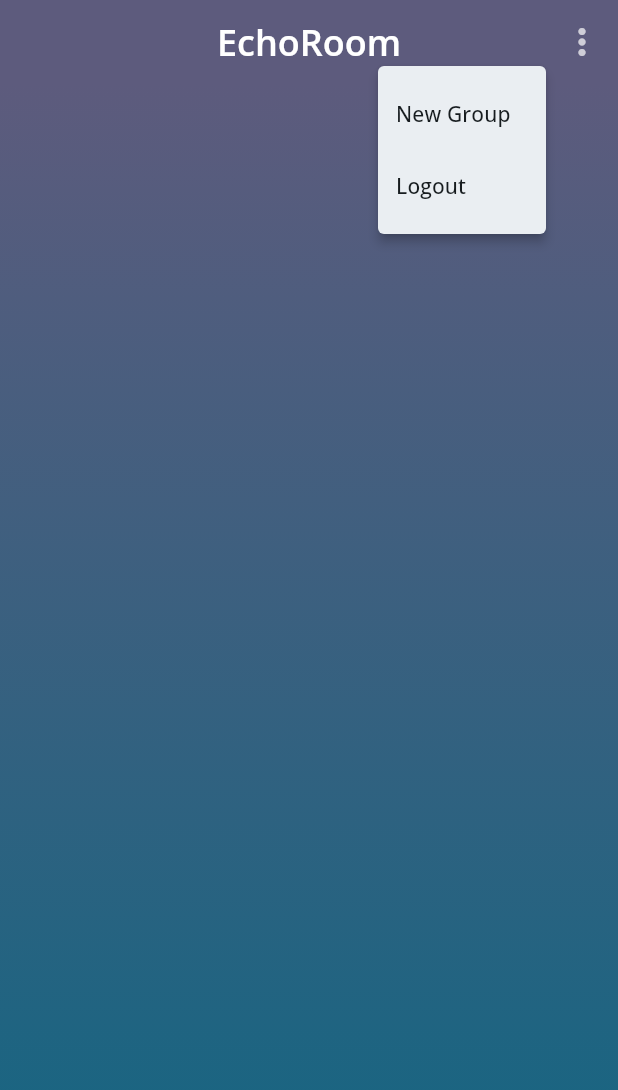
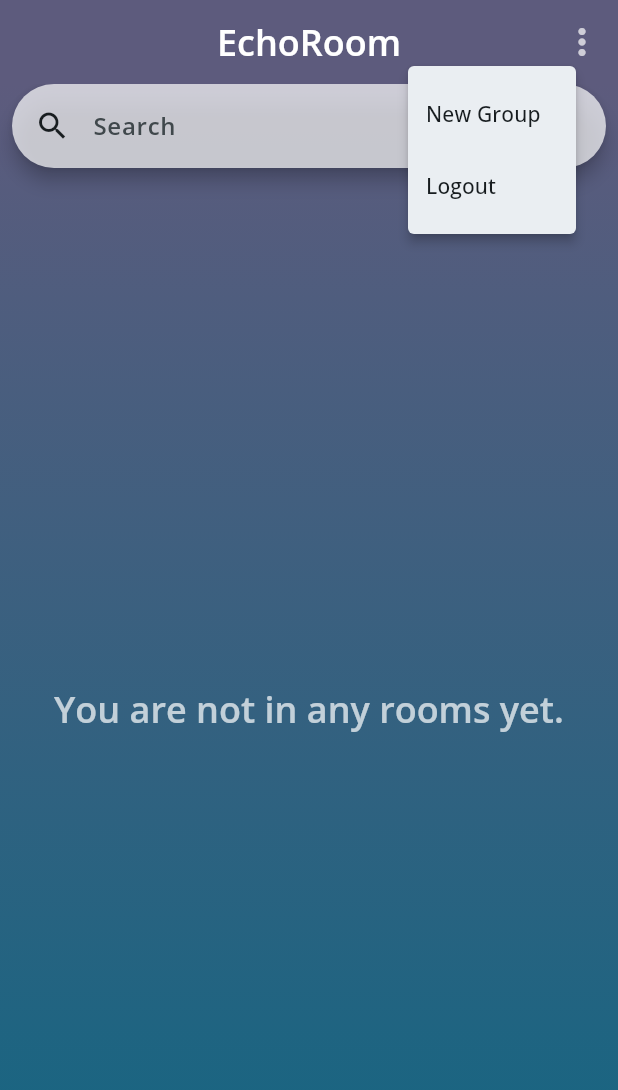
Before and after one commit to priyanshjain117/EchoRoom, a Flutter app: the screen it shows once a user with an empty profile is signed in, after a tap on the "more vert" icon, on a phone screen of 412 x 824 dp. Shown: the top 1090 px of the screen. Run offline on Flutter 3.47's test engine with Material 3 defaults, Android fonts, the phone set to English and light mode, and no system bars; our stand-ins replace cloud_firestore, firebase_auth, firebase_core, google_fonts, image_picker; accounts and stored records are empty.

Commit message:
adding search and other func

```diff
--- a/chat_app/lib/screens/chat_screen.dart
+++ b/chat_app/lib/screens/chat_screen.dart
@@ -1,4 +1,5 @@
 import 'package:chat_app/widgets/app_bar_menu.dart';
+import 'package:chat_app/widgets/custom_search_bar.dart';
 import 'package:flutter/material.dart';
 
 class ChatScreen extends StatefulWidget {
@@ -11,10 +12,17 @@ class ChatScreen extends StatefulWidget {
 class _ChatScreenState extends State<ChatScreen> {
   @override
   Widget build(BuildContext context) {
-    return Scaffold(
+    return GestureDetector(
+      onDoubleTap: (){
+         FocusScope.of(context).unfocus();
+      },
+      child: Scaffold(
         appBar: AppBar(
           backgroundColor: Theme.of(context).colorScheme.tertiary,
           centerTitle: true,
+          elevation: 0,
+          surfaceTintColor: Colors.transparent,
+
           title: Text(
             "EchoRoom",
             style: Theme.of(context).textTheme.headlineSmall!.copyWith(
@@ -41,10 +49,16 @@ class _ChatScreenState extends State<ChatScreen> {
           ),
           child: SizedBox(
             width: double.maxFinite,
-            child: Column(
-              children: [],
+            child: SizedBox(
+              width: double.maxFinite,
+              child: Padding(
+                padding: const EdgeInsets.symmetric(horizontal: 8.0),
+                child: CustomSearchBar(),
               ),
-          )),
+            ),
+          ),
+        ),
+      ),
     );
   }
 }
--- a/chat_app/lib/widgets/app_bar_menu.dart
+++ b/chat_app/lib/widgets/app_bar_menu.dart
@@ -18,7 +18,7 @@ class AppBarMenu extends StatelessWidget {
         final RelativeRect position = RelativeRect.fromLTRB(
           offset.dx,
           offset.dy + 40, // Shift down from the icon
-          overlay.size.width - offset.dx,
+          overlay.size.width-offset.dx-20,
           0,
         );
 
--- /dev/null
+++ b/chat_app/lib/widgets/custom_search_bar.dart
@@ -0,0 +1,158 @@
+import 'package:cloud_firestore/cloud_firestore.dart';
+import 'package:firebase_auth/firebase_auth.dart';
+import 'package:flutter/material.dart';
+
+class CustomSearchBar extends StatefulWidget {
+  const CustomSearchBar({super.key});
+
+  @override
+  State<CustomSearchBar> createState() => _CustomSearchBarState();
+}
+
+class _CustomSearchBarState extends State<CustomSearchBar> {
+  final TextEditingController _searchInput = TextEditingController();
+  final _focusNode = FocusNode();
+
+  List<Map<String, dynamic>> myRooms = [];
+  List<Map<String, dynamic>> suggestedRooms = [];
+
+  String currentUserId = FirebaseAuth.instance.currentUser!.uid;
+
+  bool _isFocused = false;
+
+  Future<void> fetchUserRooms() async {
+    final snapshot = await FirebaseFirestore.instance
+        .collection('rooms')
+        .where('members', arrayContains: currentUserId)
+        .get();
+
+    final userRooms =
+        snapshot.docs.map((doc) => {'id': doc.id, ...doc.data()}).toList();
+
+    setState(() {
+      myRooms = userRooms;
+    });
+  }
+
+  void _updateSuggestion(String search) {
+    if (search.trim().isEmpty) {
+      setState(() => suggestedRooms = []);
+      return;
+    }
+
+    setState(() {
+      suggestedRooms = myRooms
+          .where((room) => room['name']
+              .toString()
+              .toLowerCase()
+              .contains(search.toLowerCase()))
+          .toList();
+    });
+  }
+
+  @override
+  void initState() {
+    super.initState();
+    fetchUserRooms();
+    _searchInput.addListener(() {
+      _updateSuggestion(_searchInput.text);
+    });
+    _focusNode.addListener(() {
+      setState(() {
+        _isFocused = _focusNode.hasFocus;
+      });
+    });
+  }
+
+  @override
+  void dispose() {
+    _searchInput.dispose();
+    _focusNode.dispose();
+    super.dispose();
+  }
+
+  bool get _showSuggestions => _searchInput.text.trim().isNotEmpty;
+
+  @override
+  Widget build(BuildContext context) {
+    return Column(
+      children: [
+        SearchBar(
+          controller: _searchInput,
+          focusNode: _focusNode,
+          elevation: WidgetStatePropertyAll(5),
+          leading: const Icon(Icons.search),
+          backgroundColor: const WidgetStatePropertyAll(Colors.white70),
+          hintText: 'Search',
+          textStyle: const WidgetStatePropertyAll(
+            TextStyle(fontWeight: FontWeight.w600),
+          ),
+          padding: const WidgetStatePropertyAll(
+            EdgeInsets.symmetric(horizontal: 15),
+          ),
+          onChanged: (query) {},
+        ),
+        if (_showSuggestions && _isFocused)
+          Material(
+            elevation: 6,
+            borderRadius: BorderRadius.circular(12),
+            child: suggestedRooms.isEmpty
+                ? Padding(
+                    padding: EdgeInsets.all(12),
+                    child: Text(
+                      'No matching rooms found.',
+                      textAlign: TextAlign.center,
+                    ),
+                  )
+                : ListView.builder(
+                    shrinkWrap: true,
+                    itemCount: suggestedRooms.length,
+                    itemBuilder: (context, index) {
+                      final room = suggestedRooms[index];
+                      return ListTile(
+                        title: Text(room['name']),
+                        onTap: () {
+                            print('recommended room: ${room['name']}');
+                          _searchInput.text = '';
+                          _focusNode.unfocus();
+                        },
+                      );
+                    },
+                  ),
+          ),
+        const SizedBox(height: 10),
+        Expanded(
+          child: myRooms.isEmpty
+              ? Center(
+                  child: Text(
+                  'You are not in any rooms yet.',
+                  textAlign: TextAlign.center,
+                  style: Theme.of(context).textTheme.headlineSmall!.copyWith(
+                      color: Colors.white70, fontWeight: FontWeight.w600),
+                ))
+              : ListView.builder(
+                  itemCount: myRooms.length,
+                  itemBuilder: (context, index) {
+                    final room = myRooms[index];
+                    return Card(
+                      color: Colors.white70,
+                      shape: RoundedRectangleBorder(
+                        borderRadius: BorderRadius.circular(10),
+                      ),
+                      margin: const EdgeInsets.symmetric(vertical: 6),
+                      child: ListTile(
+                        title: Text(room['name']),
+                        subtitle:
+                            Text('Created by: ${room['creator'] ?? 'N/A'}'),
+                        onTap: () {
+                          print('Tapped on your room: ${room['name']}');
+                        },
+                      ),
+                    );
+                  },
+                ),
+        ),
+      ],
+    );
+  }
+}
```
Also changed, not shown: chat_app/lib/widgets/search_bar.dart (deleted, +0 -56 lines). Lines whose indentation alone changed are shown as unchanged.
